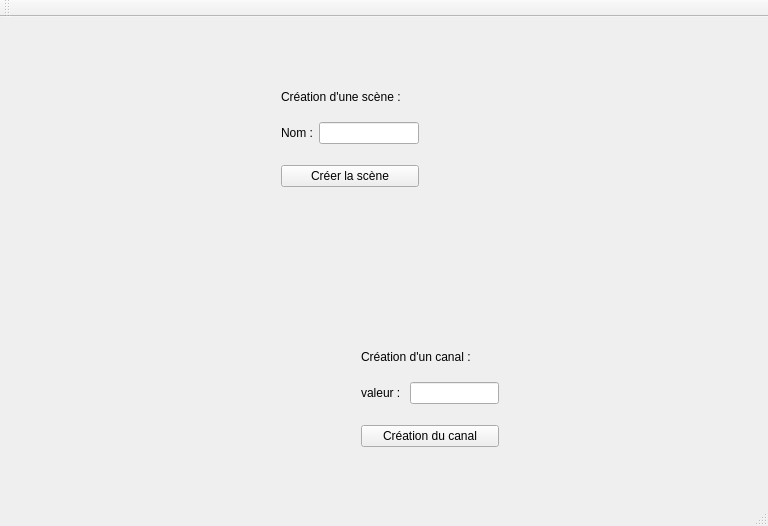
Before: the Qt Designer form Scene/Webedia/Webedia.ui in charlesdesenclos/Projet-BTS-Webedia, drawn with Qt 5.
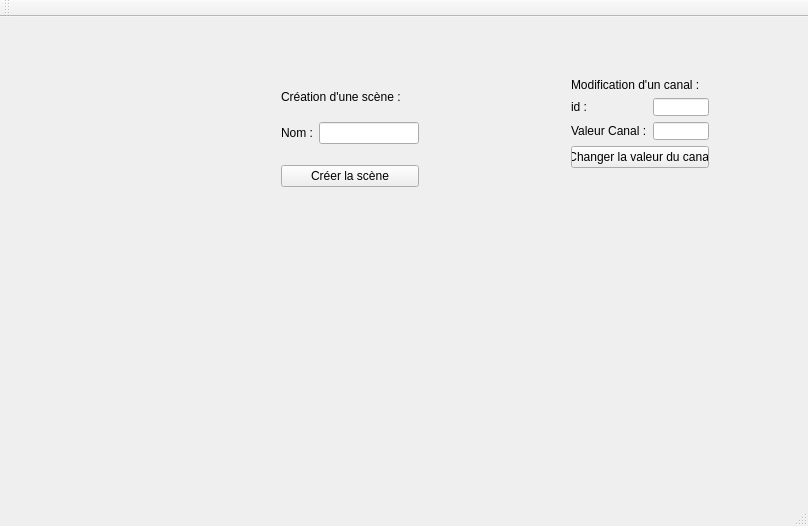
After: the same form once the commit is applied.

```diff
--- a/Scene/Webedia/Webedia.ui
+++ b/Scene/Webedia/Webedia.ui
@@ -6,7 +6,7 @@
    <rect>
     <x>0</x>
     <y>0</y>
-    <width>768</width>
+    <width>808</width>
     <height>526</height>
    </rect>
   </property>
@@ -54,19 +54,6 @@
      </item>
     </layout>
    </widget>
-   <widget class="QLabel" name="label_bdd">
-    <property name="geometry">
-     <rect>
-      <x>50</x>
-      <y>300</y>
-      <width>721</width>
-      <height>16</height>
-     </rect>
-    </property>
-    <property name="text">
-     <string/>
-    </property>
-   </widget>
    <widget class="QLabel" name="label_console">
     <property name="geometry">
      <rect>
@@ -83,17 +70,17 @@
    <widget class="QWidget" name="verticalLayoutWidget_2">
     <property name="geometry">
      <rect>
-      <x>350</x>
-      <y>310</y>
+      <x>560</x>
+      <y>50</y>
       <width>160</width>
-      <height>131</height>
+      <height>112</height>
      </rect>
     </property>
     <layout class="QVBoxLayout" name="verticalLayout_2">
      <item>
       <widget class="QLabel" name="label_creer_canal">
        <property name="text">
-        <string>Création d'un canal :</string>
+        <string>Modification d'un canal : </string>
        </property>
       </widget>
      </item>
@@ -102,24 +89,47 @@
        <item row="0" column="0">
         <widget class="QLabel" name="label_valeur">
          <property name="text">
-          <string>valeur : </string>
+          <string>id : </string>
          </property>
         </widget>
        </item>
        <item row="0" column="1">
-        <widget class="QLineEdit" name="lineEdit_valeur_canal"/>
+        <widget class="QLineEdit" name="lineEdit_id"/>
+       </item>
+       <item row="1" column="1">
+        <widget class="QLineEdit" name="lineEdit_valeur"/>
+       </item>
+       <item row="1" column="0">
+        <widget class="QLabel" name="label_3">
+         <property name="text">
+          <string>Valeur Canal :</string>
+         </property>
+        </widget>
        </item>
       </layout>
      </item>
      <item>
       <widget class="QPushButton" name="pushButton_creer_canal">
        <property name="text">
-        <string>Création du canal</string>
+        <string>Changer la valeur du canal</string>
        </property>
       </widget>
      </item>
     </layout>
    </widget>
+   <widget class="QLabel" name="label_bdd">
+    <property name="geometry">
+     <rect>
+      <x>120</x>
+      <y>340</y>
+      <width>341</width>
+      <height>16</height>
+     </rect>
+    </property>
+    <property name="text">
+     <string/>
+    </property>
+   </widget>
   </widget>
   <widget class="QMenuBar" name="menuBar">
    <property name="geometry">
```
Left out of the diff: 11 changed lines with no effect on the pictures.
